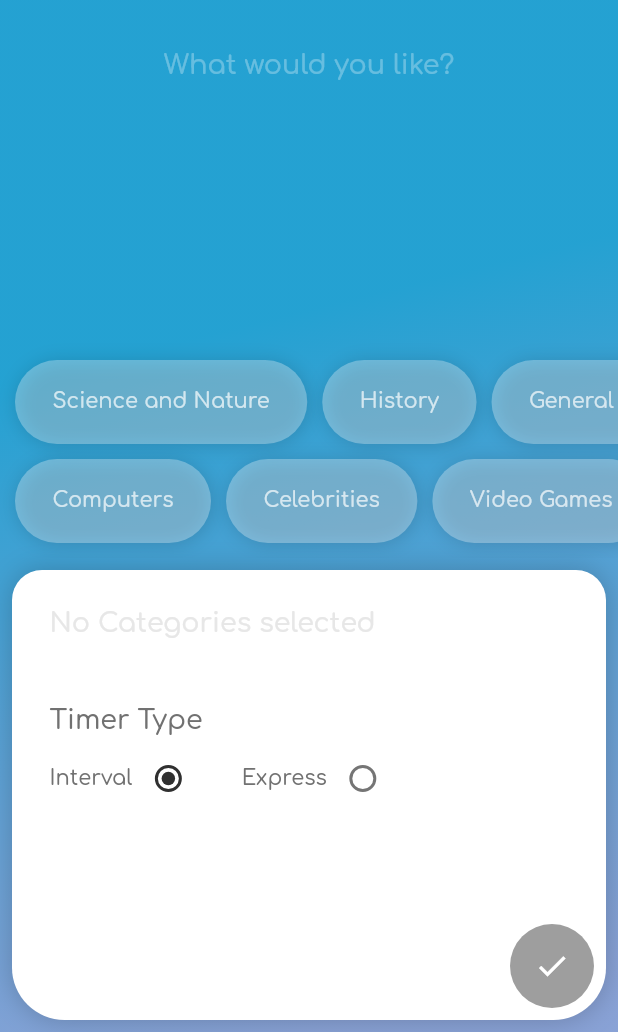
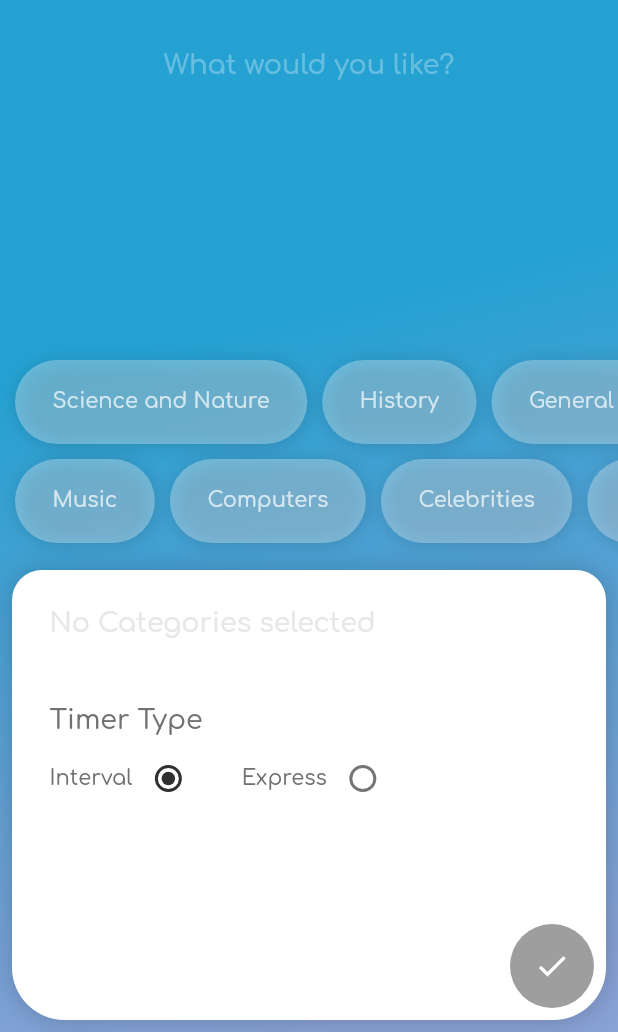
Before and after one commit to damafeez/quizi, a Flutter app: the Home screen opened directly, on a phone screen of 412 x 824 dp, the part 204-1236 px from its top. Run offline on Flutter 3.47's test engine with Material 2 defaults, Android fonts, the phone set to English and light mode, and no system bars; our stand-ins replace toast.

Commit message:
feature(questions): fetch questions from api
- fetch questions based on selected categories
- display fetched questions dynamically
- refactor/move models to models directory
- refactor/move widgets to appropriate directories

```diff
--- a/lib/data/fixtures/categories.dart
+++ b/lib/data/fixtures/categories.dart
@@ -25,54 +25,79 @@ final List<Category> splashScreenCategories = [
 final List<Category> categories = [
   Category(
     title: 'Science and Nature',
+    id: 17,
     color: Color(0xff5b7fc9),
   ),
   Category(
     title: 'History',
+    id: 23,
   ),
   Category(
     title: 'General Knowledge',
+    id: 9,
     color: Color(0xffE8774E),
   ),
   Category(
     title: 'Mathematics',
+    id: 19,
+  ),
+  Category(
+    title: 'Politics',
+    id: 24,
+    color: Color(0xffE8774E),
   ),
   Category(
     title: 'Sports',
+    id: 21,
   ),
   Category(
     title: 'Cartoon and Animations',
+    id: 32,
     color: Color(0xff941918),
   ),
   Category(
+    id: 28,
     title: 'Vehicles',
   ),
   Category(
+    title: 'Music',
+    id: 12,
+    color: Color(0xffdb5159),
+  ),
+  Category(
     title: 'Computers',
+    id: 18,
     color: Color(0xffdb5159),
   ),
   Category(
     title: 'Celebrities',
+    id: 26,
   ),
   Category(
     title: 'Video Games',
+    id: 15,
   ),
   Category(
     title: 'Comics',
+    id: 29,
     color: Color(0xff00d1b3),
   ),
   Category(
     title: 'Animals',
+    id: 27,
     color: Color(0xff0bc6c0),
   ),
   Category(
     title: 'Art',
+    id: 25,
   ),
   Category(
     title: 'Gography',
+    id: 22,
     color: Color(0xff0093cc),
   ),
   Category(
     title: 'Mythology',
+    id: 20,
   ),
 ];
--- a/lib/data/models/category.dart
+++ b/lib/data/models/category.dart
@@ -6,7 +6,8 @@ class Category {
   final String title;
   final String description;
   final Color color;
+  final int id;
   bool isSelected = false;
 
-  Category({this.color, this.image, this.title, this.description});
+  Category({@required this.title, this.id, this.color, this.image, this.description});
 }
--- a/lib/screens/home.dart
+++ b/lib/screens/home.dart
@@ -6,6 +6,7 @@ import 'package:quiz/data/models/category.dart';
 import 'package:quiz/resources/colors.dart';
 import 'package:quiz/resources/sizes.dart';
 import 'package:quiz/screens/questions.dart';
+import 'package:quiz/widgets/category_chip.dart';
 import 'package:toast/toast.dart';
 
 class Home extends StatefulWidget {
@@ -255,7 +256,7 @@ class _HomeState extends State<Home> {
                     context,
                     MaterialPageRoute(
                         builder: (context) => Questions(
-                              selectedCategories: selectedCategories,
+                              categories: selectedCategories,
                               timerType: _timerType,
                             )));
               },
@@ -267,39 +268,4 @@ class _HomeState extends State<Home> {
   }
 }
 
-class CategoryChip extends StatelessWidget {
-  final Category category;
-  final Function onTap;
-  const CategoryChip({Key key, this.category, this.onTap}) : super(key: key);
-  @override
-  Widget build(BuildContext context) {
-    return InkWell(
-      onTap: onTap,
-      child: AnimatedContainer(
-        duration: Duration(milliseconds: 500),
-        padding: EdgeInsets.symmetric(
-            vertical: AppSpace.sm, horizontal: AppSpace.md),
-        margin: EdgeInsets.only(right: AppSpace.xs, top: AppSpace.xs),
-        decoration: BoxDecoration(
-          color: category.isSelected
-              ? (secondaryText).withOpacity(0.3)
-              : Colors.white30,
-          borderRadius: BorderRadius.circular(30.0),
-          boxShadow: [
-            BoxShadow(
-              color: Colors.black.withOpacity(0.15),
-              blurRadius: 10,
-              offset: Offset(1, 1),
-            ),
-          ],
-        ),
-        child: Text(
-          category.title,
-          style: TextStyle(color: Colors.white70),
-        ),
-      ),
-    );
-  }
-}
-
 enum TimerType { interval, express }
--- /dev/null
+++ b/lib/widgets/category_chip.dart
@@ -0,0 +1,41 @@
+
+
+import 'package:flutter/material.dart';
+import 'package:quiz/data/models/category.dart';
+import 'package:quiz/resources/colors.dart';
+import 'package:quiz/resources/sizes.dart';
+
+class CategoryChip extends StatelessWidget {
+  final Category category;
+  final Function onTap;
+  const CategoryChip({Key key, this.category, this.onTap}) : super(key: key);
+  @override
+  Widget build(BuildContext context) {
+    return InkWell(
+      onTap: onTap,
+      child: AnimatedContainer(
+        duration: Duration(milliseconds: 500),
+        padding: EdgeInsets.symmetric(
+            vertical: AppSpace.sm, horizontal: AppSpace.md),
+        margin: EdgeInsets.only(right: AppSpace.xs, top: AppSpace.xs),
+        decoration: BoxDecoration(
+          color: category.isSelected
+              ? (secondaryText).withOpacity(0.3)
+              : Colors.white30,
+          borderRadius: BorderRadius.circular(30.0),
+          boxShadow: [
+            BoxShadow(
+              color: Colors.black.withOpacity(0.15),
+              blurRadius: 10,
+              offset: Offset(1, 1),
+            ),
+          ],
+        ),
+        child: Text(
+          category.title,
+          style: TextStyle(color: Colors.white70),
+        ),
+      ),
+    );
+  }
+}
--- a/pubspec.yaml
+++ b/pubspec.yaml
@@ -21,7 +21,7 @@ dependencies:
     sdk: flutter
   palette_generator:
   toast: ^0.1.5
-
+  http: ^0.12.0+2
   # The following adds the Cupertino Icons font to your application.
   # Use with the CupertinoIcons class for iOS style icons.
   cupertino_icons: ^0.1.2
```
Also changed, not shown: lib/data/models/question.dart (added, +46 -0 lines), lib/resources/utils.dart (added, +8 -0 lines), lib/screens/questions.dart (+67 -22 lines), lib/widgets/answer_chip.dart (added, +73 -0 lines), pubspec.lock.
